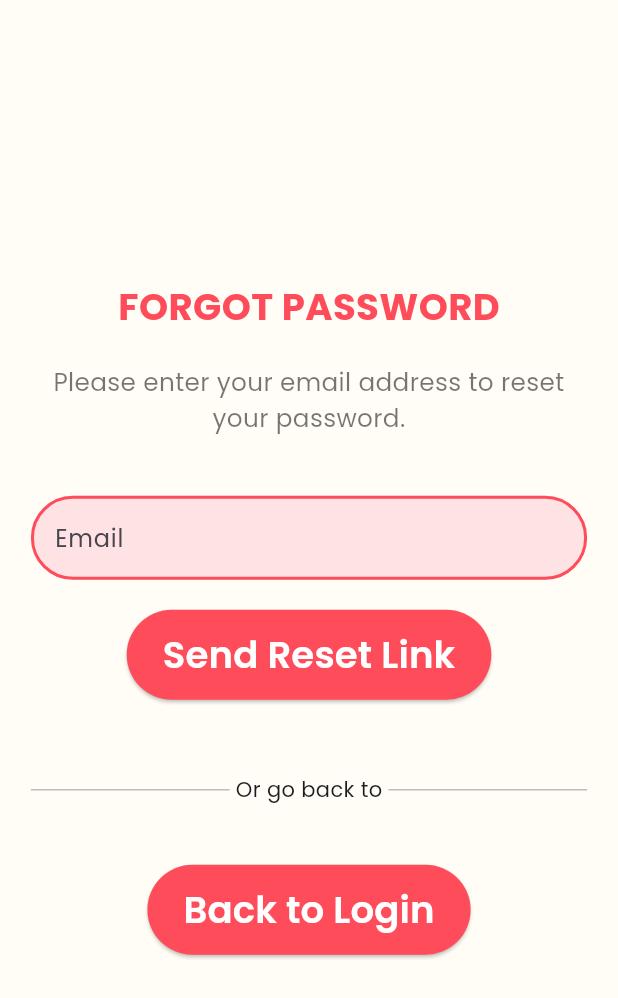
After one commit to manmit-s/organconnect_app, a Flutter app: the screen it shows after launch, after a tap on "Forgot password?", on a phone screen of 412 x 824 dp. The commit adds this screen. Shown: the top 998 px of the screen. Run offline on Flutter 3.47's test engine with Material 3 defaults, Android fonts, the phone set to English and light mode, and no system bars; accounts and stored records are empty.

Commit message:
forgot pass page

```diff
--- /dev/null
+++ b/lib/forgot_pass_page.dart
@@ -0,0 +1,143 @@
+import 'package:flutter/material.dart';
+import 'package:organconnect_app/login_page.dart'; // Import the LoginPage for navigation
+import 'components/components.dart';
+
+class ForgotPasswordPage extends StatelessWidget {
+  final TextEditingController emailController = TextEditingController();
+
+  @override
+  Widget build(BuildContext context) {
+    final screenSize = MediaQuery.of(context).size;
+    final screenWidth = screenSize.width;
+
+    return Scaffold(
+      backgroundColor: const Color(0xffFFFDF5),
+      body: Center(
+        child: SingleChildScrollView(
+          child: Padding(
+            padding: EdgeInsets.symmetric(horizontal: screenWidth * 0.05), // 5% padding
+            child: Column(
+              mainAxisAlignment: MainAxisAlignment.center,
+              children: [
+                Text(
+                  "FORGOT PASSWORD",
+                  style: TextStyle(
+                    color: Color(0xffFF4C5B),
+                    fontSize: screenWidth * 0.06, // Adjusted to 8% of screen width
+                    fontWeight: FontWeight.bold,
+                  ),
+                ),
+                SizedBox(height: 20), // Reduced height
+                Text(
+                  "Please enter your email address to reset your password.",
+                  style: TextStyle(
+                    fontSize: screenWidth * 0.04, // Adjusted to 4% of screen width
+                    color: Colors.black54, // Optional: Change color for better visibility
+                  ),
+                  textAlign: TextAlign.center, // Center align the text
+                ),
+                SizedBox(height: 40),
+                MyTextField(
+                  controller: emailController,
+                  hintText: "Email",
+                  obscureText: false,
+                  width: screenWidth * 0.9, readOnly: false, // 90% of screen width
+                ),
+                SizedBox(height: 20),
+                ElevatedButton(
+                  onPressed: () {
+                    String email = emailController.text.trim();
+
+                    bool isValidEmail(String email) {
+                      return RegExp(
+                        r'^[\w-\.]+@([\w-]+\.)+[\w-]{2,4}$',
+                      ).hasMatch(email);
+                    }
+
+                    if (email.isEmpty) {
+                      ScaffoldMessenger.of(context).showSnackBar(
+                        SnackBar(
+                          content: Text("Please enter your email!"),
+                          backgroundColor: Colors.redAccent,
+                        ),
+                      );
+                    } else if (!isValidEmail(email)) {
+                      ScaffoldMessenger.of(context).showSnackBar(
+                        SnackBar(
+                          content: Text("Please enter a valid email!"),
+                          backgroundColor: Colors.redAccent,
+                        ),
+                      );
+                    } else {
+                      // Here you would typically send a password reset request to your backend
+                      // For demonstration, we'll just show a success message
+                      ScaffoldMessenger.of(context).showSnackBar(
+                        SnackBar(
+                          content: Text("Password reset link sent to your email!"),
+                          backgroundColor: Colors.green,
+                        ),
+                      );
+
+                      // Optionally navigate back to the login page
+                      Navigator.pushReplacement(
+                        context,
+                        MaterialPageRoute(builder: (context) => LoginPage()),
+                      );
+                    }
+                  },
+                  style: ElevatedButton.styleFrom(
+                    minimumSize: const Size(170, 60),
+                    backgroundColor: Color(0xffFF4C5B),
+                  ),
+                  child: Text(
+                    "Send Reset Link",
+                    style: TextStyle(
+                      color: Colors.white,
+                      fontSize: screenWidth * 0.06, // 6% of screen width
+                      fontWeight: FontWeight.w600,
+                    ),
+                  ),
+                ),
+                SizedBox(height: 50),
+                Row(
+                  children: [
+                    Expanded(
+                      child: Divider(color: Colors.grey[400], thickness: 1),
+                    ),
+                    SizedBox(width: 4),
+                    Text("Or go back to"),
+                    SizedBox(width: 4),
+                    Expanded(
+                      child: Divider(color: Colors.grey[400], thickness: 1),
+                    ),
+                  ],
+                ),
+                SizedBox(height: 40),
+                ElevatedButton(
+                  onPressed: () {
+                    Navigator.pushReplacement(
+                      context,
+                      MaterialPageRoute(builder: (context) => LoginPage()),
+                    );
+                  },
+                  style: ElevatedButton.styleFrom(
+                    minimumSize: const Size(170, 60),
+                    backgroundColor: Color(0xffFF4C5B),
+                  ),
+                  child: Text(
+                    "Back to Login",
+                    style: TextStyle(
+                      color: Colors.white,
+                      fontSize: screenWidth * 0.06, // 6% of screen width
+                      fontWeight: FontWeight.w600,
+                    ),
+                  ),
+                ),
+              ],
+            ),
+          ),
+        ),
+      ),
+    );
+  }
+}
--- a/lib/login_page.dart
+++ b/lib/login_page.dart
@@ -1,5 +1,6 @@
 import "package:flutter/material.dart";
 import "package:organconnect_app/components/user_session_info.dart";
+import "package:organconnect_app/forgot_pass_page.dart";
 import "package:organconnect_app/styles.dart";
 import "package:organconnect_app/who_are_you.dart";
 import "components/components.dart";
@@ -49,11 +50,16 @@ class LoginPage extends StatelessWidget {
                 SizedBox(height: 10),
                 Align(
                   alignment: Alignment.centerRight,
-                  child: Text(
-                    "Forgot password?",
-                    style: TextStyle(
-                      fontFamily: "Poppins",
-                      fontWeight: FontWeight.w400,
+                  child: InkWell(
+                    onTap: (){
+                      Navigator.push(context, MaterialPageRoute(builder: (context) => ForgotPasswordPage()));
+                    },
+                    child: Text(
+                      "Forgot password?",
+                      style: TextStyle(
+                        fontFamily: "Poppins",
+                        fontWeight: FontWeight.w400,
+                      ),
                     ),
                   ),
                 ),
```
